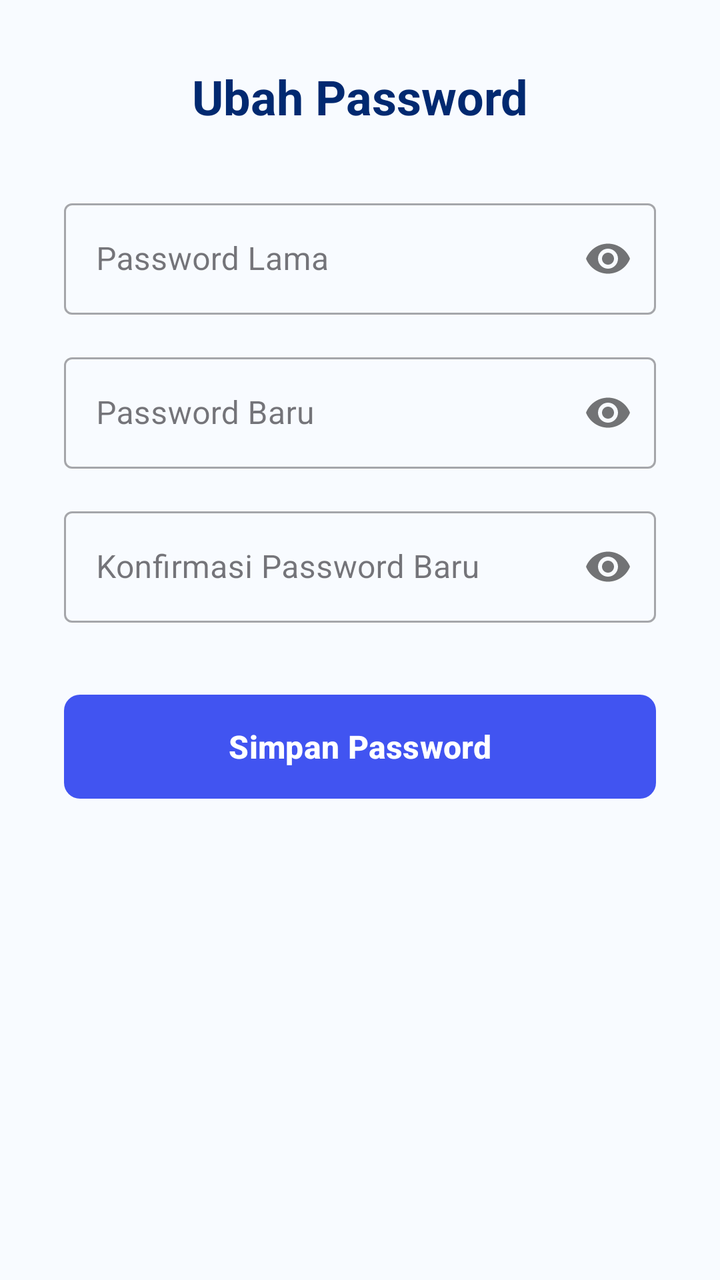
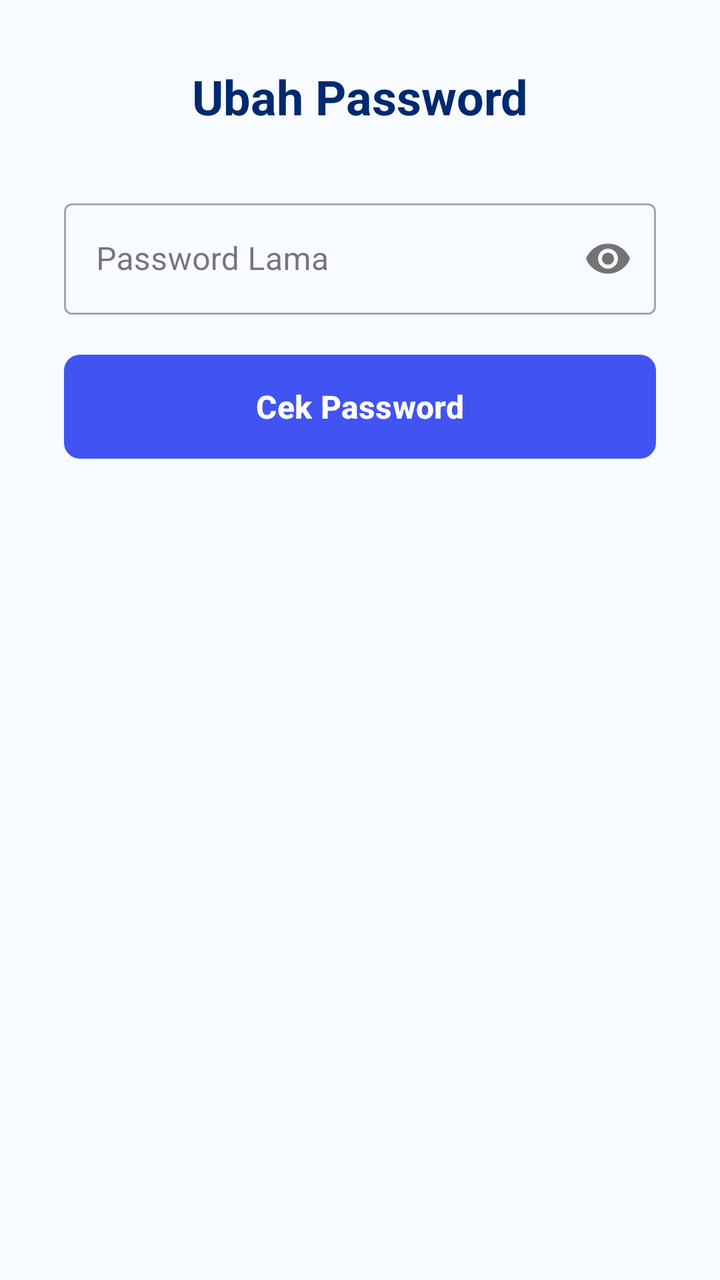

Screens rendered from an Android XML layout before and after an edit, with the pre-edit source and the edit as a unified diff.
<!-- AndroidManifest.xml: application theme Theme.AbsensiMicrodata -->
<!-- res/layout/activity_ubah_password.xml -->
<?xml version="1.0" encoding="utf-8"?>
<LinearLayout xmlns:android="http://schemas.android.com/apk/res/android"
    xmlns:app="http://schemas.android.com/apk/res-auto"
    xmlns:tools="http://schemas.android.com/tools"
    android:id="@+id/main"
    android:layout_width="match_parent"
    android:layout_height="match_parent"
    android:orientation="vertical"
    android:padding="32dp"
    android:background="#F8FBFF"
    tools:context=".ui.profile.UbahPasswordActivity">

    <TextView
        android:layout_width="wrap_content"
        android:layout_height="wrap_content"
        android:text="Ubah Password"
        android:textSize="24sp"
        android:textStyle="bold"
        android:textColor="#012970"
        android:layout_marginBottom="32dp"
        android:layout_gravity="center_horizontal"/>

    <com.google.android.material.textfield.TextInputLayout
        android:layout_width="match_parent"
        android:layout_height="wrap_content"
        android:hint="Password Lama"
        app:passwordToggleEnabled="true"
        style="@style/Widget.MaterialComponents.TextInputLayout.OutlinedBox"
        android:layout_marginBottom="16dp">

        <com.google.android.material.textfield.TextInputEditText
            android:id="@+id/etPasswordLama"
            android:layout_width="match_parent"
            android:layout_height="wrap_content"
            android:inputType="textPassword"
            android:maxLines="1" />
    </com.google.android.material.textfield.TextInputLayout>

    <com.google.android.material.textfield.TextInputLayout
        android:layout_width="match_parent"
        android:layout_height="wrap_content"
        android:hint="Password Baru"
        app:passwordToggleEnabled="true"
        style="@style/Widget.MaterialComponents.TextInputLayout.OutlinedBox"
        android:layout_marginBottom="16dp">

        <com.google.android.material.textfield.TextInputEditText
            android:id="@+id/etPasswordBaru"
            android:layout_width="match_parent"
            android:layout_height="wrap_content"
            android:inputType="textPassword"
            android:maxLines="1" />
    </com.google.android.material.textfield.TextInputLayout>

    <com.google.android.material.textfield.TextInputLayout
        android:layout_width="match_parent"
        android:layout_height="wrap_content"
        android:hint="Konfirmasi Password Baru"
        app:passwordToggleEnabled="true"
        style="@style/Widget.MaterialComponents.TextInputLayout.OutlinedBox"
        android:layout_marginBottom="32dp">

        <com.google.android.material.textfield.TextInputEditText
            android:id="@+id/etKonfirmasiPassword"
            android:layout_width="match_parent"
            android:layout_height="wrap_content"
            android:inputType="textPassword"
            android:maxLines="1" />
    </com.google.android.material.textfield.TextInputLayout>

    <com.google.android.material.button.MaterialButton
        android:id="@+id/btnSimpanPassword"
        android:layout_width="match_parent"
        android:layout_height="60dp"
        android:text="Simpan Password"
        android:textSize="16sp"
        android:textStyle="bold"
        app:cornerRadius="8dp"
        app:backgroundTint="#4154F1" />

</LinearLayout>
<!-- resources referenced by this layout -->
<resources>
  <style name="Theme.AbsensiMicrodata" parent="Base.Theme.AbsensiMicrodata" />
  <style name="Base.Theme.AbsensiMicrodata" parent="Theme.Material3.Light.NoActionBar">
          
          
      </style>
</resources>

<!-- the commit's change to res/layout/activity_ubah_password.xml (unified diff, before → after) -->
@@ -21,6 +21,7 @@
         android:layout_gravity="center_horizontal"/>
 
     <com.google.android.material.textfield.TextInputLayout
+        android:id="@+id/layoutPasswordLama"
         android:layout_width="match_parent"
         android:layout_height="wrap_content"
         android:hint="Password Lama"
@@ -36,12 +37,42 @@
             android:maxLines="1" />
     </com.google.android.material.textfield.TextInputLayout>
 
+    <TextView
+        android:id="@+id/tvOtpInfo"
+        android:layout_width="match_parent"
+        android:layout_height="wrap_content"
+        android:text="Kode OTP telah dikirim ke email Anda"
+        android:textSize="14sp"
+        android:textColor="#4154F1"
+        android:visibility="gone"
+        android:layout_marginBottom="16dp"/>
+
     <com.google.android.material.textfield.TextInputLayout
+        android:id="@+id/layoutOtp"
+        android:layout_width="match_parent"
+        android:layout_height="wrap_content"
+        android:hint="Kode OTP"
+        style="@style/Widget.MaterialComponents.TextInputLayout.OutlinedBox"
+        android:visibility="gone"
+        android:layout_marginBottom="16dp">
+
+        <com.google.android.material.textfield.TextInputEditText
+            android:id="@+id/etOtp"
+            android:layout_width="match_parent"
+            android:layout_height="wrap_content"
+            android:inputType="number"
+            android:maxLength="6"
+            android:maxLines="1" />
+    </com.google.android.material.textfield.TextInputLayout>
+
+    <com.google.android.material.textfield.TextInputLayout
+        android:id="@+id/layoutPasswordBaru"
         android:layout_width="match_parent"
         android:layout_height="wrap_content"
         android:hint="Password Baru"
         app:passwordToggleEnabled="true"
         style="@style/Widget.MaterialComponents.TextInputLayout.OutlinedBox"
+        android:visibility="gone"
         android:layout_marginBottom="16dp">
 
         <com.google.android.material.textfield.TextInputEditText
@@ -53,11 +84,13 @@
     </com.google.android.material.textfield.TextInputLayout>
 
     <com.google.android.material.textfield.TextInputLayout
+        android:id="@+id/layoutKonfirmasiPassword"
         android:layout_width="match_parent"
         android:layout_height="wrap_content"
         android:hint="Konfirmasi Password Baru"
         app:passwordToggleEnabled="true"
         style="@style/Widget.MaterialComponents.TextInputLayout.OutlinedBox"
+        android:visibility="gone"
         android:layout_marginBottom="32dp">
 
         <com.google.android.material.textfield.TextInputEditText
@@ -72,7 +105,7 @@
         android:id="@+id/btnSimpanPassword"
         android:layout_width="match_parent"
         android:layout_height="60dp"
-        android:text="Simpan Password"
+        android:text="Cek Password"
         android:textSize="16sp"
         android:textStyle="bold"
         app:cornerRadius="8dp"
